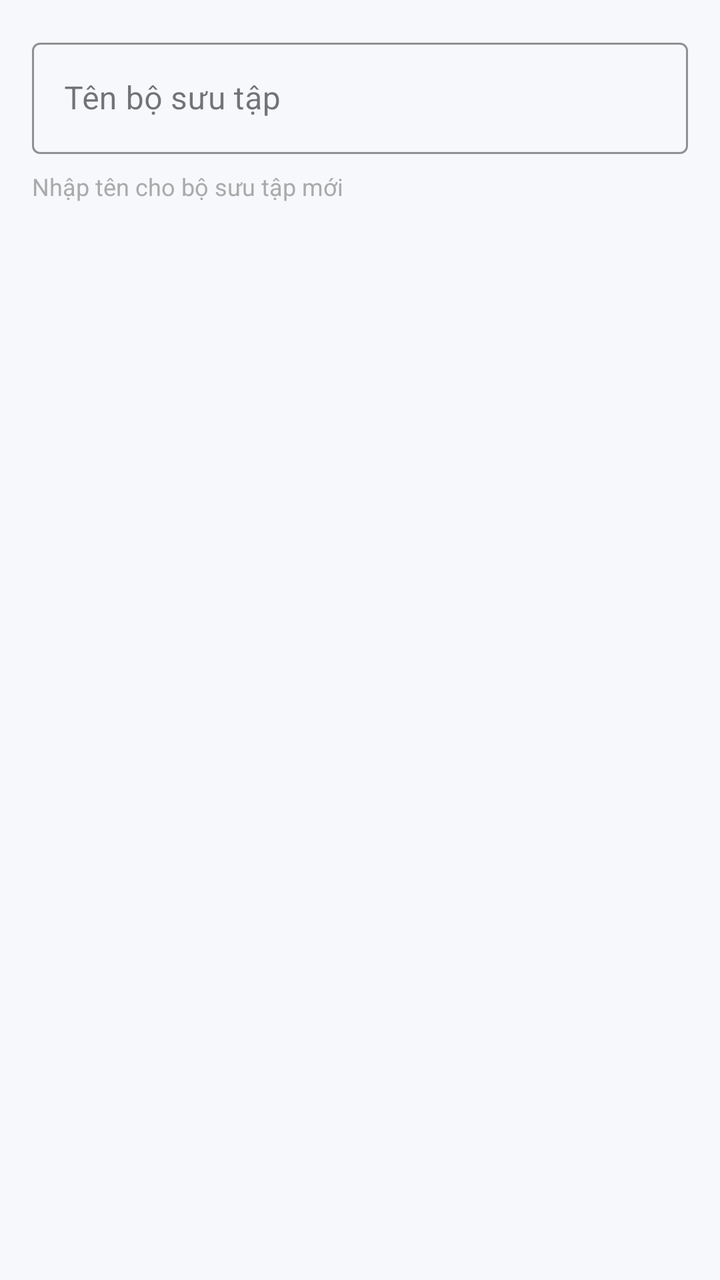
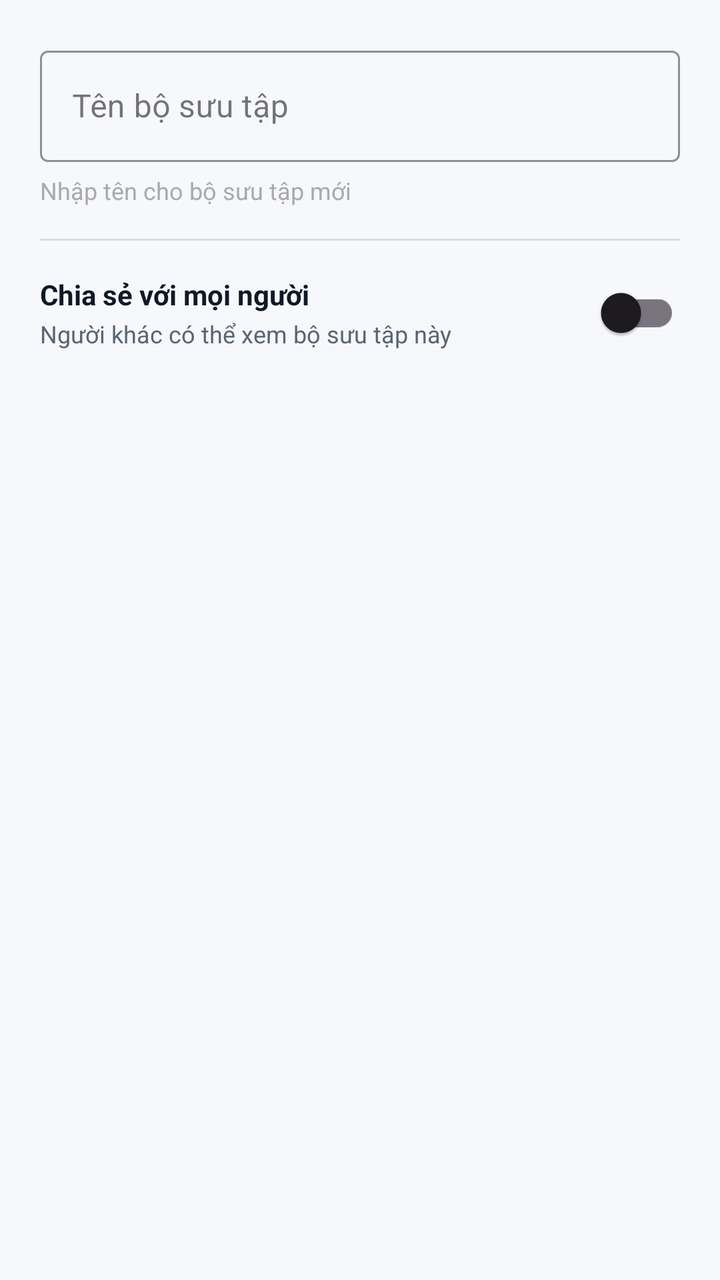

Compare the two renders of this Android layout. The source of the first and the diff that turns it into the second are given below.
<!-- AndroidManifest.xml: application theme Theme.ObjectLanguage -->
<!-- res/layout/dialog_create_collection.xml -->
<?xml version="1.0" encoding="utf-8"?>
<LinearLayout 
    xmlns:android="http://schemas.android.com/apk/res/android"
    xmlns:app="http://schemas.android.com/apk/res-auto"
    android:layout_width="match_parent"
    android:layout_height="wrap_content"
    android:orientation="vertical"
    android:padding="16dp">

    <com.google.android.material.textfield.TextInputLayout
        android:layout_width="match_parent"
        android:layout_height="wrap_content"
        app:boxStrokeColor="@color/purple_500"
        app:hintTextColor="@color/purple_700"
        style="@style/Widget.MaterialComponents.TextInputLayout.OutlinedBox">

        <com.google.android.material.textfield.TextInputEditText
            android:id="@+id/collectionNameInput"
            android:layout_width="match_parent"
            android:layout_height="wrap_content"
            android:hint="@string/collection_dialog_name_hint"
            android:inputType="text"
            android:maxLines="1" />

    </com.google.android.material.textfield.TextInputLayout>

    <TextView
        android:layout_width="wrap_content"
        android:layout_height="wrap_content"
        android:text="@string/collection_dialog_name_subtitle"
        android:textSize="12sp"
        android:textColor="@android:color/darker_gray"
        android:layout_marginTop="8dp" />

</LinearLayout>
<!-- resources referenced by this layout -->
<resources>
  <color name="purple_500">#2563EB</color>
  <color name="purple_700">#1E40AF</color>
  <string name="collection_dialog_name_hint">Tên bộ sưu tập</string>
  <string name="collection_dialog_name_subtitle">Nhập tên cho bộ sưu tập mới</string>
  <style name="Theme.ObjectLanguage" parent="Theme.Material3.Light.NoActionBar">
          <item name="colorPrimary">@color/primary</item>
          <item name="colorPrimaryVariant">@color/primary_dark</item>
          <item name="colorOnPrimary">@color/text_on_primary</item>
          <item name="colorSecondary">@color/secondary</item>
          <item name="colorOnSecondary">@color/text_on_primary</item>
          <item name="android:colorBackground">@color/background</item>
          <item name="android:windowBackground">@color/background</item>
          <item name="colorSurface">@color/surface</item>
          <item name="android:statusBarColor">@color/background</item>
          <item name="android:windowLightStatusBar">true</item>
          <item name="android:navigationBarColor">@color/surface</item>
          <item name="android:windowLightNavigationBar" tools:targetApi="o_mr1">true</item>
          
          <item name="cardViewStyle">@style/Widget.App.CardView</item>
          <item name="bottomNavigationStyle">@style/Widget.App.BottomNav</item>
      </style>
  <color name="primary">#2563EB</color>
  <color name="primary_dark">#1E40AF</color>
  <color name="text_on_primary">#FFFFFF</color>
  <color name="secondary">#16A34A</color>
  <color name="background">#F6F8FB</color>
  <color name="surface">#FFFFFF</color>
  <style name="Widget.App.CardView" parent="Widget.Material3.CardView.Elevated">
          <item name="cardBackgroundColor">@color/surface</item>
          <item name="cardCornerRadius">14dp</item>
          <item name="cardElevation">0dp</item>
          <item name="strokeWidth">0dp</item>
      </style>
  <style name="Widget.App.BottomNav" parent="Widget.Material3.BottomNavigationView">
          <item name="backgroundTint">@color/bottom_nav_bg</item>
          <item name="itemIconTint">@color/bottom_nav_color</item>
          <item name="itemTextColor">@color/bottom_nav_color</item>
          <item name="itemActiveIndicatorStyle">@style/Widget.App.BottomNav.ActiveIndicator</item>
          <item name="labelVisibilityMode">labeled</item>
          <item name="itemRippleColor">@color/primary_light</item>
      </style>
  <color name="bottom_nav_bg">#FFFFFF</color>
  <style name="Widget.App.BottomNav.ActiveIndicator" parent="Widget.Material3.BottomNavigationView.ActiveIndicator">
          <item name="android:color">@color/surface_variant</item>
          <item name="shapeAppearance">@style/ShapeAppearance.App.SmallComponent</item>
      </style>
  <color name="primary_light">#DBEAFE</color>
  <color name="surface_variant">#EAF0F7</color>
  <style name="ShapeAppearance.App.SmallComponent" parent="ShapeAppearance.Material3.SmallComponent">
          <item name="cornerSize">14dp</item>
      </style>
</resources>

<!-- the commit's change to res/layout/dialog_create_collection.xml (unified diff, before → after) -->
@@ -1,11 +1,11 @@
 <?xml version="1.0" encoding="utf-8"?>
-<LinearLayout 
+<LinearLayout
     xmlns:android="http://schemas.android.com/apk/res/android"
     xmlns:app="http://schemas.android.com/apk/res-auto"
     android:layout_width="match_parent"
     android:layout_height="wrap_content"
     android:orientation="vertical"
-    android:padding="16dp">
+    android:padding="20dp">
 
     <com.google.android.material.textfield.TextInputLayout
         android:layout_width="match_parent"
@@ -30,6 +30,51 @@
         android:text="@string/collection_dialog_name_subtitle"
         android:textSize="12sp"
         android:textColor="@android:color/darker_gray"
-        android:layout_marginTop="8dp" />
+        android:layout_marginTop="6dp" />
+
+    <View
+        android:layout_width="match_parent"
+        android:layout_height="1dp"
+        android:background="@color/divider"
+        android:layout_marginTop="16dp"
+        android:layout_marginBottom="12dp" />
+
+    <LinearLayout
+        android:layout_width="match_parent"
+        android:layout_height="wrap_content"
+        android:orientation="horizontal"
+        android:gravity="center_vertical">
+
+        <LinearLayout
+            android:layout_width="0dp"
+            android:layout_height="wrap_content"
+            android:layout_weight="1"
+            android:orientation="vertical">
+
+            <TextView
+                android:layout_width="wrap_content"
+                android:layout_height="wrap_content"
+                android:text="@string/collection_dialog_public_label"
+                android:textColor="@color/text_primary"
+                android:textSize="14sp"
+                android:textStyle="bold" />
+
+            <TextView
+                android:layout_width="wrap_content"
+                android:layout_height="wrap_content"
+                android:text="@string/collection_dialog_public_hint"
+                android:textColor="@color/text_secondary"
+                android:textSize="12sp"
+                android:layout_marginTop="2dp" />
+
+        </LinearLayout>
+
+        <com.google.android.material.switchmaterial.SwitchMaterial
+            android:id="@+id/switchPublic"
+            android:layout_width="wrap_content"
+            android:layout_height="wrap_content"
+            android:checked="false" />
+
+    </LinearLayout>
 
 </LinearLayout>
<!-- resource entries referenced after the edit -->
@@ -1,9 +1,14 @@
 <!-- resources referenced by this layout -->
 <resources>
+  <color name="divider">#D8DEE8</color>
   <color name="purple_500">#2563EB</color>
   <color name="purple_700">#1E40AF</color>
+  <color name="text_primary">#111827</color>
+  <color name="text_secondary">#5B6472</color>
   <string name="collection_dialog_name_hint">Tên bộ sưu tập</string>
   <string name="collection_dialog_name_subtitle">Nhập tên cho bộ sưu tập mới</string>
+  <string name="collection_dialog_public_hint">Người khác có thể xem bộ sưu tập này</string>
+  <string name="collection_dialog_public_label">Chia sẻ với mọi người</string>
   <style name="Theme.ObjectLanguage" parent="Theme.Material3.Light.NoActionBar">
           <item name="colorPrimary">@color/primary</item>
           <item name="colorPrimaryVariant">@color/primary_dark</item>
